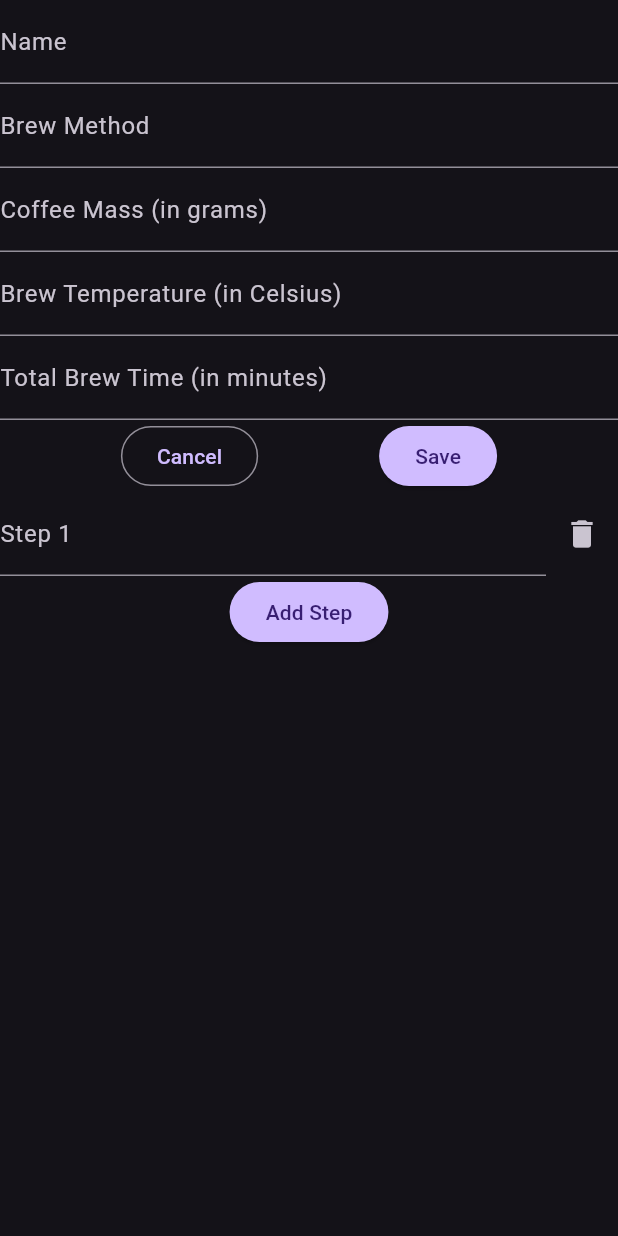
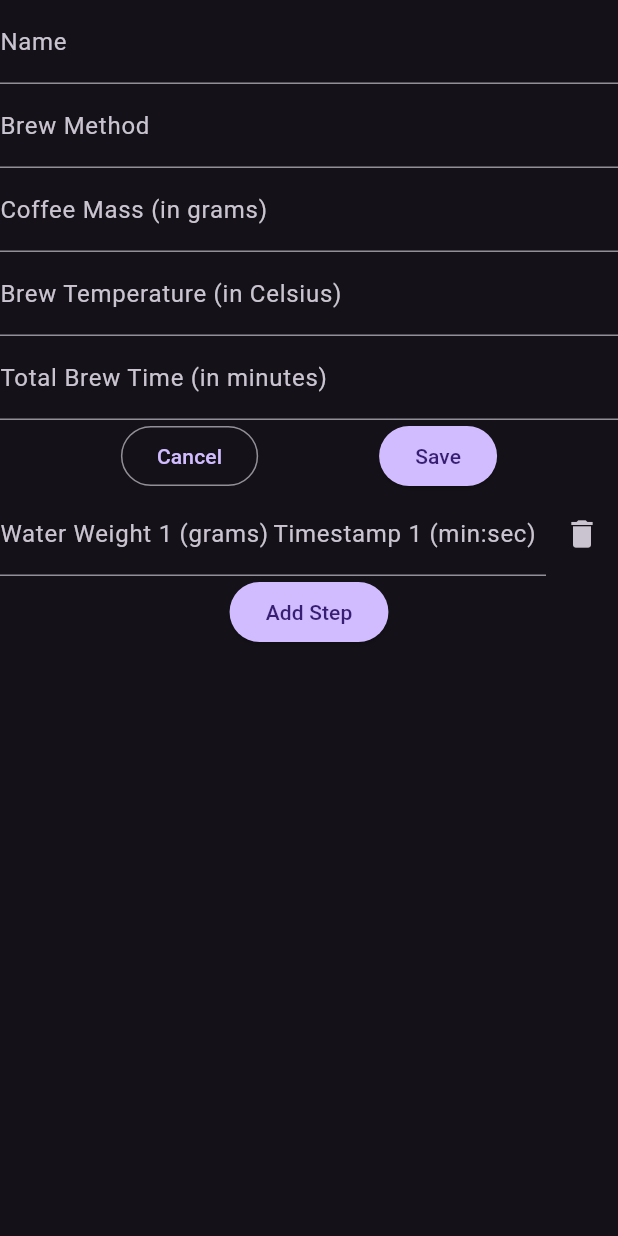
Before and after one commit to InspectorSpuds/BrewHelpyApp, a Flutter app: the screen it shows after launch, after a tap on the "add" icon, on a phone screen of 412 x 824 dp. Run offline on Flutter 3.47's test engine with Material 3 defaults, Android fonts, the light colour scheme and no system bars; our stand-ins replace cloud_firestore, firebase_core; missing offline and left inert: fake_cloud_firestore; accounts and stored records are empty.

Commit message:
Merged Kevin Bui's changes from new-recipe-form: unit testing and brew steps

```diff
--- a/lib/main.dart
+++ b/lib/main.dart
@@ -67,7 +67,7 @@ class _MyHomePageState extends State<MyHomePage> {
         Expanded(
           child: StreamBuilder<QuerySnapshot>(
             stream:
-            FirebaseFirestore.instance.collection('Recipe').snapshots(),
+            FirebaseFirestore.instance.collection('Recipes').snapshots(),
             builder: (BuildContext context, var snapshot) {
               if (snapshot.hasError) {
                 return Text(snapshot.error.toString());
--- a/lib/new_recipe_form.dart
+++ b/lib/new_recipe_form.dart
@@ -1,4 +1,5 @@
 import 'package:brewhelpy/form_action_buttons.dart';
+import 'package:brewhelpy/recipe_steps.dart';
 import 'package:brewhelpy/service/database_handler.dart';
 import 'package:cloud_firestore/cloud_firestore.dart';
 import 'package:flutter/material.dart';
@@ -22,7 +23,8 @@ class _NewRecipeFormState extends State<NewRecipeForm> {
   final _coffeeMassController = TextEditingController();
   final _brewTempController = TextEditingController();
   final _totalTimeController = TextEditingController();
-  final _stepsControllers = <TextEditingController>[TextEditingController()];
+  final _waterWeightControllers = <TextEditingController>[TextEditingController()];
+  final _timestampControllers = <TextEditingController>[TextEditingController()];
 
   @override
   void dispose() {
@@ -32,27 +34,38 @@ class _NewRecipeFormState extends State<NewRecipeForm> {
     _coffeeMassController.dispose();
     _brewTempController.dispose();
     _totalTimeController.dispose();
-    for (final controller in _stepsControllers) {
+    for (final controller in _waterWeightControllers) {
+      controller.dispose();
+    }
+    for (final controller in _timestampControllers) {
       controller.dispose();
     }
   }
 
   void _addStep() {
     setState(() {
-      _stepsControllers.add(TextEditingController());
+      _waterWeightControllers.add(TextEditingController());
+      _timestampControllers.add(TextEditingController());
     });
   }
 
   void _deleteStep(int index){
     setState(() {
-      _stepsControllers.removeAt(index);
+      _waterWeightControllers.removeAt(index);
+      _timestampControllers.removeAt(index);
     });
   }
 
   void _onSave() {
     if (_formKey.currentState?.validate() ?? false) {
-      final List<String> steps =
-          _stepsControllers.map((controller) => controller.text).toList();
+      final List<RecipeStep> steps = List.generate(
+          _waterWeightControllers.length,
+              (index) => RecipeStep(
+            waterWeight: int.parse(_waterWeightControllers[index].text),
+            timestamp: _timestampControllers[index].text,
+          )
+
+      );
 
       final newRecipe = Recipe(
         name: _nameController.text,
@@ -64,17 +77,23 @@ class _NewRecipeFormState extends State<NewRecipeForm> {
       );
 
       // need to add to database from here
-      FirebaseFirestore.instance.collection('Recipe').add({
-        'brewMethod': {
-          'units': 'Celsius',
-          'value': newRecipe.brewMethod,
-        },
-        'coffeeMass': newRecipe.coffeeMass,
-        'name': newRecipe.name,
-        'totalTime': "$newRecipe.totalTime",
-        'userID':
-            "null" //for now we're keeping it null till we connect our login form
-      });
+      widget._handler.addRecipe(newRecipe);
+      // FirebaseFirestore.instance.collection('Recipe').add({
+      //   'brewMethod': {
+      //     'units': 'Celsius',
+      //     'value': newRecipe.brewMethod,
+      //     'brewTemp':newRecipe.brewTemp,
+      //   },
+      //   'coffeeMass': newRecipe.coffeeMass,
+      //   'name': newRecipe.name,
+      //   'totalTime': "$newRecipe.totalTime",
+      //   'userID':
+      //       "null", //for now we're keeping it null till we connect our login form
+      //   'steps': steps.map((step) => {
+      //     'waterWeight': step.waterWeight,
+      //     'timestamp': step.timestamp,
+      //   }).toList(),
+      // });
 
       Navigator.pop(context);
       ScaffoldMessenger.of(context).showSnackBar(
@@ -95,23 +114,18 @@ class _NewRecipeFormState extends State<NewRecipeForm> {
                 QuantityField(quantityController: _brewTempController, label: 'Brew Temperature (in Celsius)'),
                 QuantityField(quantityController: _totalTimeController, label: 'Total Brew Time (in minutes)'),
                 ActionButtons(onSave: _onSave,),
-                ..._stepsControllers.asMap().entries.map(
+                ..._waterWeightControllers.asMap().entries.map(
                         (controller) => Row(
                         children: [
                           Expanded(
-                              child: TextFormField(
-                                key: Key('Step ${controller.key + 1}'),
-                                decoration: InputDecoration(
-                                  labelText: 'Step ${controller.key + 1}',
+                            child: QuantityField(quantityController:
+                            controller.value,
+                                label: 'Water Weight ${controller.key + 1} (grams)'),
                           ),
-                                controller: controller.value,
-                                validator: (value) {
-                                  if (value == null || value.trim().isEmpty) {
-                                    return 'Step cannot be empty.';
-                                  }
-                                  return null;
-                                },
-                              ),
+                          Expanded(
+                            child: NameField(nameController:
+                            _timestampControllers[controller.key],
+                                label: 'Timestamp ${controller.key + 1} (min:sec)'),
                           ),
                           IconButton(
                               onPressed: () => _deleteStep(controller.key),
--- a/lib/recipe.dart
+++ b/lib/recipe.dart
@@ -1,10 +1,12 @@
+import 'package:brewhelpy/recipe_steps.dart';
+
 class Recipe {
   final String name;
   final String brewMethod;
   final int coffeeMass;
   final int brewTemp;
   final int totalTime;
-  final List<String> steps;
+  final List<RecipeStep> steps;
 
   Recipe({
     required this.name,
--- /dev/null
+++ b/lib/recipe_steps.dart
@@ -0,0 +1,9 @@
+class RecipeStep {
+  final int waterWeight;
+  final String timestamp;
+
+  RecipeStep({
+    required this.waterWeight,
+    required this.timestamp,
+  });
+}
```
Also changed, not shown: lib/brew_timer.dart (+8 -2 lines), lib/login.dart (+8 -1 lines), lib/modify_recipe_form.dart (+10 -7 lines), lib/service/database_handler.dart (+25 -3 lines), 1 other file. Lines whose indentation alone changed are shown as unchanged.
